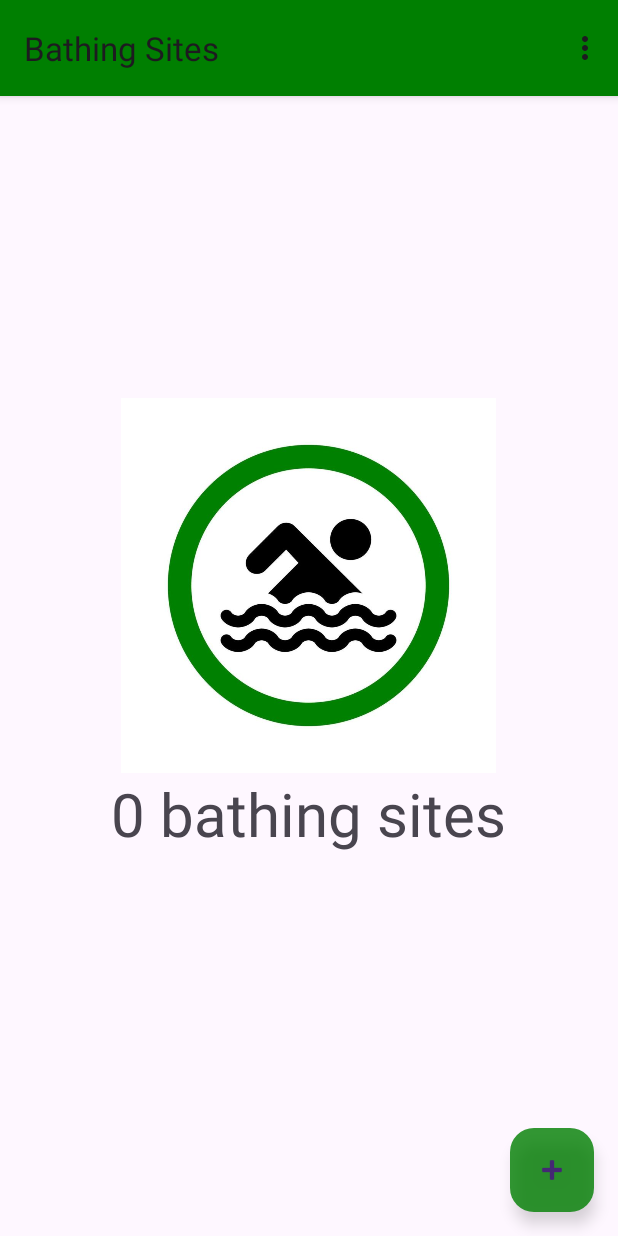
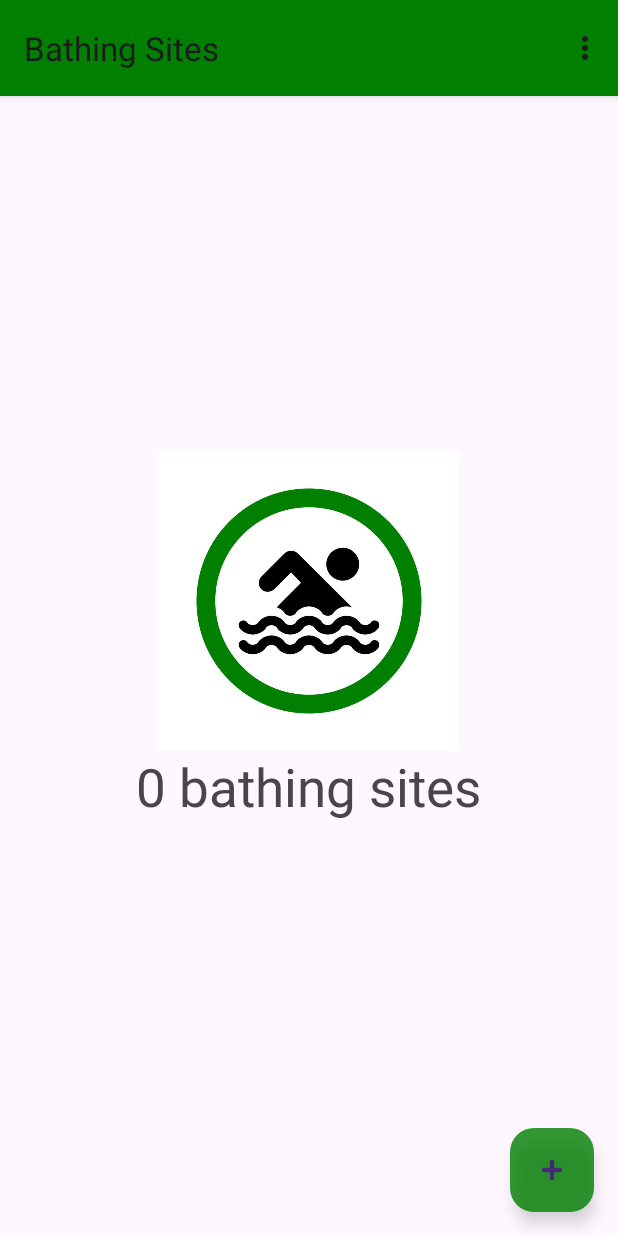
Before and after one commit to anvbackman/Programvaruteknik-DT031G-Project, an Android app: the screen it shows after launch (MainActivity), on a phone screen of 412 x 824 dp. Run offline under Robolectric (Android 15) with nearby library versions, the phone set to English and light mode, and no system bars.

Commit message:
Komplettering klar

```diff
--- a/app/src/main/res/layout/bathing_sites_view.xml
+++ b/app/src/main/res/layout/bathing_sites_view.xml
@@ -13,8 +13,8 @@
 
     <ImageView
         android:id="@+id/bathingSitesImageView"
-        android:layout_width="250dp"
-        android:layout_height="250dp"
+        android:layout_width="200dp"
+        android:layout_height="200dp"
         app:layout_constraintTop_toTopOf="parent"
         app:layout_constraintBottom_toTopOf="@id/guideline"
         app:layout_constraintStart_toStartOf="parent"
@@ -27,10 +27,9 @@
         android:layout_height="wrap_content"
         android:gravity="center"
         app:layout_constraintTop_toBottomOf="@id/bathingSitesImageView"
-        android:text="0 bathing sites"
-        android:textSize="40sp"
+        android:textSize="35sp"
         app:layout_constraintStart_toStartOf="parent"
         app:layout_constraintEnd_toEndOf="parent"
-         />
+        />
 
 </androidx.constraintlayout.widget.ConstraintLayout>
```
